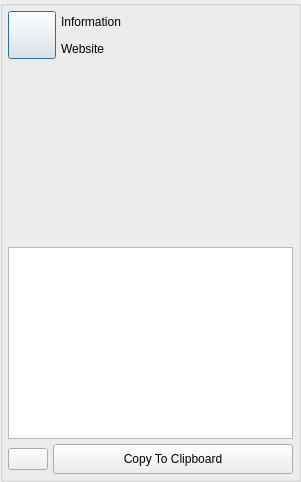
Qt form nolimitgui/CommonSrc/Forms/ActivityInformation.ui (nolimitconnect/NoLimitConnect) before a commit.
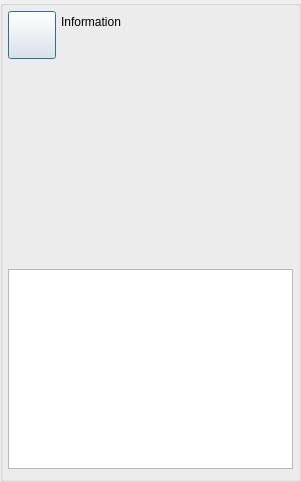
The same form after that commit. Custom widgets are drawn as their Qt base class.

Diff of the .ui file:
```diff
--- a/nolimitgui/CommonSrc/Forms/ActivityInformation.ui
+++ b/nolimitgui/CommonSrc/Forms/ActivityInformation.ui
@@ -147,24 +147,7 @@
           <item>
            <layout class="QHBoxLayout" name="horizontalLayout">
             <item>
-             <widget class="QLabel" name="m_VisitLabel">
-              <property name="text">
-               <string>Website</string>
-              </property>
-             </widget>
-            </item>
-            <item>
-             <widget class="QLabel" name="m_WebsiteUrlLabel">
-              <property name="sizePolicy">
-               <sizepolicy hsizetype="Expanding" vsizetype="Preferred">
-                <horstretch>0</horstretch>
-                <verstretch>0</verstretch>
-               </sizepolicy>
-              </property>
-              <property name="text">
-               <string/>
-              </property>
-             </widget>
+             <widget class="WebsiteWidget" name="m_WebsiteWidget" native="true"/>
             </item>
            </layout>
           </item>
@@ -199,40 +182,7 @@
        </widget>
       </item>
       <item>
-       <layout class="QHBoxLayout" name="horizontalLayout_2">
-        <item>
-         <widget class="VxPushButton" name="m_ClipboardIconButton">
-          <property name="text">
-           <string notr="true"/>
-          </property>
-         </widget>
-        </item>
-        <item>
-         <widget class="VxPushButton" name="m_ClipboardButton">
-          <property name="sizePolicy">
-           <sizepolicy hsizetype="Expanding" vsizetype="Fixed">
-            <horstretch>0</horstretch>
-            <verstretch>0</verstretch>
-           </sizepolicy>
-          </property>
-          <property name="minimumSize">
-           <size>
-            <width>0</width>
-            <height>30</height>
-           </size>
-          </property>
-          <property name="maximumSize">
-           <size>
-            <width>16777215</width>
-            <height>30</height>
-           </size>
-          </property>
-          <property name="text">
-           <string>Copy To Clipboard</string>
-          </property>
-         </widget>
-        </item>
-       </layout>
+       <widget class="ClipboardCopyWidget" name="m_ClipboardCopyWidget" native="true"/>
       </item>
      </layout>
     </widget>
@@ -259,18 +209,6 @@
   </layout>
  </widget>
  <customwidgets>
-  <customwidget>
-   <class>TitleBarWidget</class>
-   <extends>QWidget</extends>
-   <header>TitleBarWidget.h</header>
-   <container>1</container>
-  </customwidget>
-  <customwidget>
-   <class>BottomBarWidget</class>
-   <extends>QWidget</extends>
-   <header location="global">BottomBarWidget.h</header>
-   <container>1</container>
-  </customwidget>
   <customwidget>
    <class>VxPushButton</class>
    <extends>QPushButton</extends>
@@ -281,6 +219,30 @@
    <extends>QLabel</extends>
    <header>VxLabel.h</header>
   </customwidget>
+  <customwidget>
+   <class>ClipboardCopyWidget</class>
+   <extends>QWidget</extends>
+   <header>ClipboardCopyWidget.h</header>
+   <container>1</container>
+  </customwidget>
+  <customwidget>
+   <class>WebsiteWidget</class>
+   <extends>QWidget</extends>
+   <header>WebsiteWidget.h</header>
+   <container>1</container>
+  </customwidget>
+  <customwidget>
+   <class>TitleBarWidget</class>
+   <extends>QWidget</extends>
+   <header>TitleBarWidget.h</header>
+   <container>1</container>
+  </customwidget>
+  <customwidget>
+   <class>BottomBarWidget</class>
+   <extends>QWidget</extends>
+   <header location="global">BottomBarWidget.h</header>
+   <container>1</container>
+  </customwidget>
  </customwidgets>
  <resources/>
  <connections/>
```
